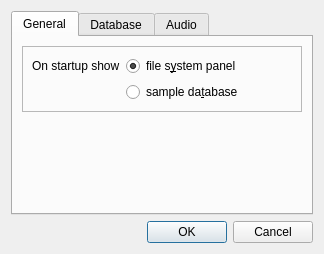
Old version of the form samplebrowsesrc/settings.ui in the repository MaurizioB/SampleBrowse.
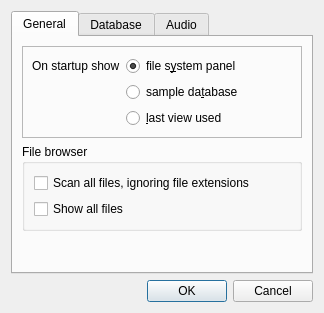
New version of the form.

Commit message: File browser list customization, scan fixes. The file system browser can now show all files in a directory (according to settings); spacebar keypress detects if a file is actually an audio file or not and behaves accordingly. It is "slightly" slower, but allows file recognition in -almost- any case. Also, directory visualisation can scan all files or by (known) file type extension.

What changed in the file:
```diff
--- a/samplebrowsesrc/settings.ui
+++ b/samplebrowsesrc/settings.ui
@@ -7,7 +7,7 @@
     <x>0</x>
     <y>0</y>
     <width>324</width>
-    <height>254</height>
+    <height>313</height>
    </rect>
   </property>
   <property name="windowTitle">
@@ -69,10 +69,20 @@
             </attribute>
            </widget>
           </item>
+          <item row="2" column="1">
+           <widget class="QRadioButton" name="startupLastRadio">
+            <property name="text">
+             <string>&amp;last view used</string>
+            </property>
+            <attribute name="buttonGroup">
+             <string notr="true">startupViewGroup</string>
+            </attribute>
+           </widget>
+          </item>
          </layout>
         </widget>
        </item>
-       <item row="1" column="0">
+       <item row="2" column="0">
         <spacer name="verticalSpacer">
          <property name="orientation">
           <enum>Qt::Vertical</enum>
@@ -85,6 +95,29 @@
          </property>
         </spacer>
        </item>
+       <item row="1" column="0">
+        <widget class="QGroupBox" name="groupBox">
+         <property name="title">
+          <string>File browser</string>
+         </property>
+         <layout class="QGridLayout" name="gridLayout_6">
+          <item row="1" column="0">
+           <widget class="QCheckBox" name="showAllChk">
+            <property name="text">
+             <string>Show all files</string>
+            </property>
+           </widget>
+          </item>
+          <item row="0" column="0">
+           <widget class="QCheckBox" name="scanAllChk">
+            <property name="text">
+             <string>Scan all files, ignoring file extensions</string>
+            </property>
+           </widget>
+          </item>
+         </layout>
+        </widget>
+       </item>
       </layout>
      </widget>
      <widget class="QWidget" name="dbTab">
```
Left out of the diff: 30 changed lines with no effect on the pictures. The commit also changes 4 other files.
